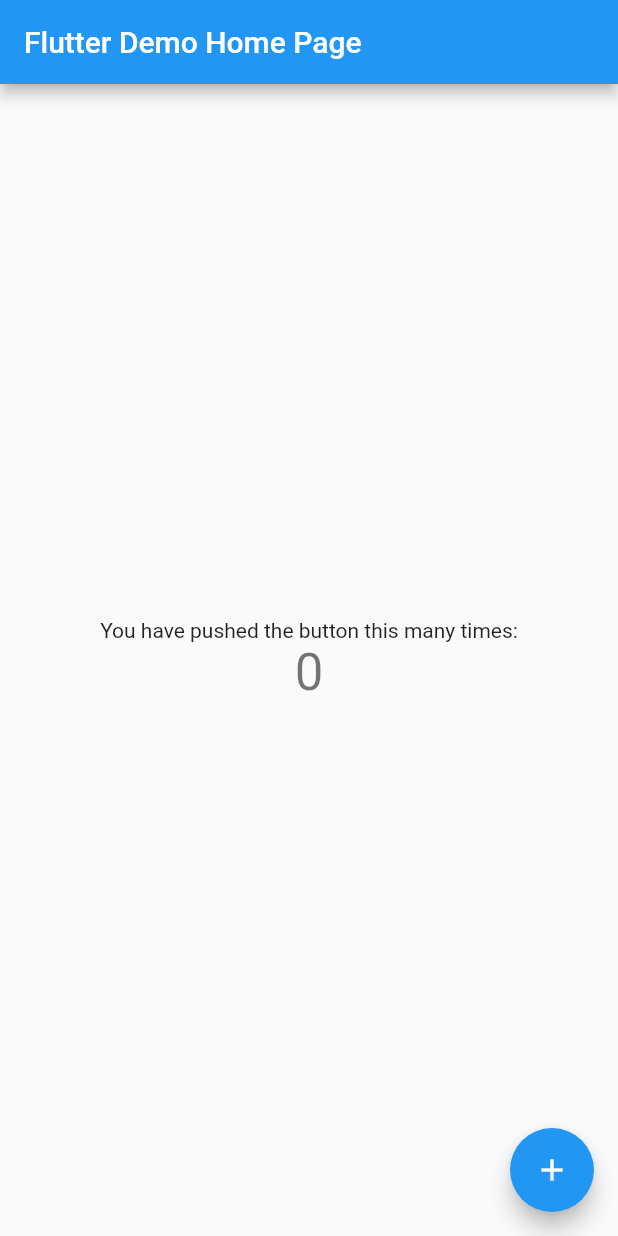
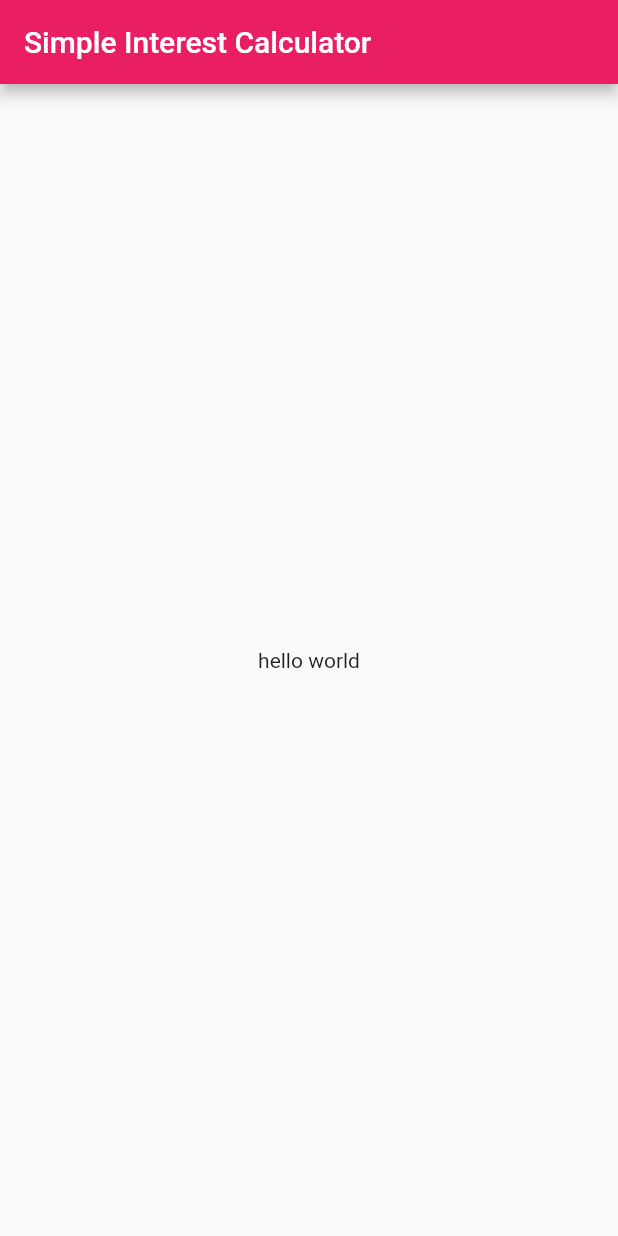
Before and after one commit to madhusudanbabar/si-calculator, a Flutter app: the screen it shows after launch, on a phone screen of 412 x 824 dp. Run offline on Flutter 3.47's test engine with Material 2 defaults, Android fonts, the phone set to English and light mode, and no system bars.

Commit message:
hello world update gradle-wrapper.properties

```diff
--- a/lib/main.dart
+++ b/lib/main.dart
@@ -1,111 +1,14 @@
 import 'package:flutter/material.dart';
 
-void main() => runApp(MyApp());
-
-class MyApp extends StatelessWidget {
-  // This widget is the root of your application.
-  @override
-  Widget build(BuildContext context) {
-    return MaterialApp(
-      title: 'Flutter Demo',
-      theme: ThemeData(
-        // This is the theme of your application.
-        //
-        // Try running your application with "flutter run". You'll see the
-        // application has a blue toolbar. Then, without quitting the app, try
-        // changing the primarySwatch below to Colors.green and then invoke
-        // "hot reload" (press "r" in the console where you ran "flutter run",
-        // or simply save your changes to "hot reload" in a Flutter IDE).
-        // Notice that the counter didn't reset back to zero; the application
-        // is not restarted.
-        primarySwatch: Colors.blue,
-      ),
-      home: MyHomePage(title: 'Flutter Demo Home Page'),
-    );
-  }
-}
-
-class MyHomePage extends StatefulWidget {
-  MyHomePage({Key key, this.title}) : super(key: key);
-
-  // This widget is the home page of your application. It is stateful, meaning
-  // that it has a State object (defined below) that contains fields that affect
-  // how it looks.
-
-  // This class is the configuration for the state. It holds the values (in this
-  // case the title) provided by the parent (in this case the App widget) and
-  // used by the build method of the State. Fields in a Widget subclass are
-  // always marked "final".
-
-  final String title;
-
-  @override
-  _MyHomePageState createState() => _MyHomePageState();
-}
-
-class _MyHomePageState extends State<MyHomePage> {
-  int _counter = 0;
-
-  void _incrementCounter() {
-    setState(() {
-      // This call to setState tells the Flutter framework that something has
-      // changed in this State, which causes it to rerun the build method below
-      // so that the display can reflect the updated values. If we changed
-      // _counter without calling setState(), then the build method would not be
-      // called again, and so nothing would appear to happen.
-      _counter++;
-    });
-  }
-
-  @override
-  Widget build(BuildContext context) {
-    // This method is rerun every time setState is called, for instance as done
-    // by the _incrementCounter method above.
-    //
-    // The Flutter framework has been optimized to make rerunning build methods
-    // fast, so that you can just rebuild anything that needs updating rather
-    // than having to individually change instances of widgets.
-    return Scaffold(
-      appBar: AppBar(
-        // Here we take the value from the MyHomePage object that was created by
-        // the App.build method, and use it to set our appbar title.
-        title: Text(widget.title),
-      ),
-      body: Center(
-        // Center is a layout widget. It takes a single child and positions it
-        // in the middle of the parent.
-        child: Column(
-          // Column is also a layout widget. It takes a list of children and
-          // arranges them vertically. By default, it sizes itself to fit its
-          // children horizontally, and tries to be as tall as its parent.
-          //
-          // Invoke "debug painting" (press "p" in the console, choose the
-          // "Toggle Debug Paint" action from the Flutter Inspector in Android
-          // Studio, or the "Toggle Debug Paint" command in Visual Studio Code)
-          // to see the wireframe for each widget.
-          //
-          // Column has various properties to control how it sizes itself and
-          // how it positions its children. Here we use mainAxisAlignment to
-          // center the children vertically; the main axis here is the vertical
-          // axis because Columns are vertical (the cross axis would be
-          // horizontal).
-          mainAxisAlignment: MainAxisAlignment.center,
-          children: <Widget>[
-            Text(
-              'You have pushed the button this many times:',
-            ),
-            Text(
-              '$_counter',
-              style: Theme.of(context).textTheme.headline4,
-            ),
-          ],
+void main() => runApp(MaterialApp(
+      title: "Simple Interest Calculator",
+      home: Scaffold(
+        appBar: AppBar(
+          title: Text("Simple Interest Calculator"),
+          backgroundColor: Colors.pink,
+        ),
+        body: Center(
+          child: Text("hello world"),
         ),
       ),
-      floatingActionButton: FloatingActionButton(
-        onPressed: _incrementCounter,
-        tooltip: 'Increment',
-        child: Icon(Icons.add),
-      ), // This trailing comma makes auto-formatting nicer for build methods.
-    );
-  }
-}
+    ));
```
Also changed, not shown: 1 other file.
